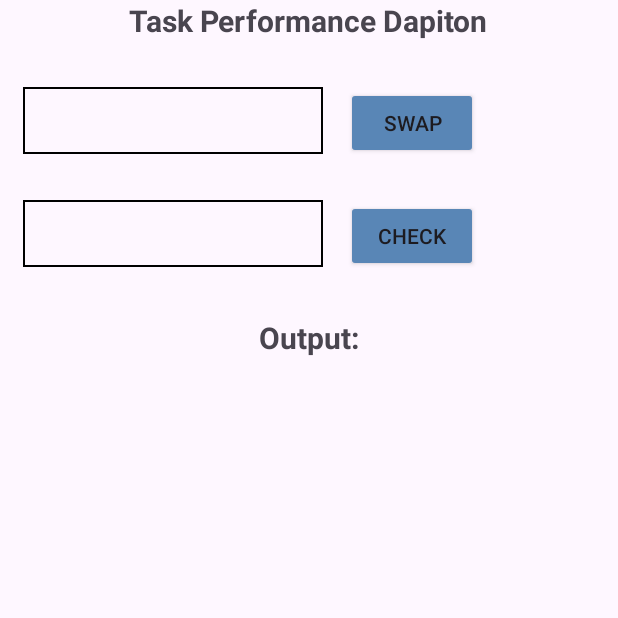
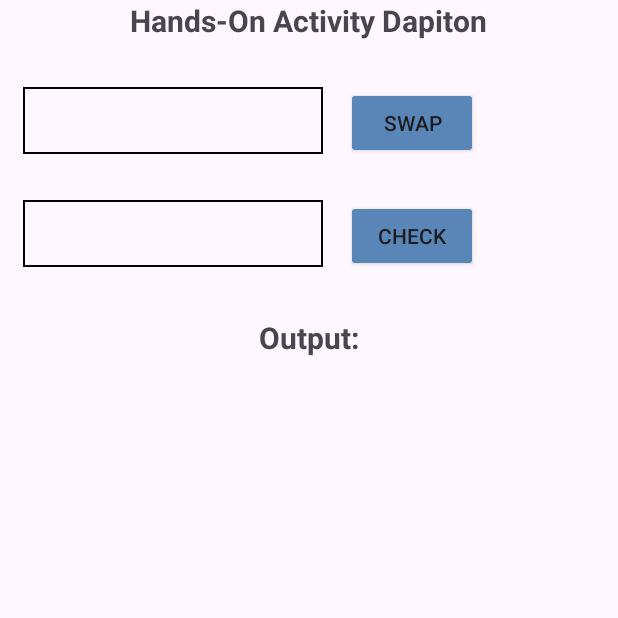
Before and after one commit to caesar0016/swapperAndroid, an Android app: the screen it shows after launch (MainActivity), on a phone screen of 412 x 824 dp, the top half of it. Run offline under Robolectric (Android 15) with nearby library versions, the phone set to English and light mode, and no system bars.

Commit message:
Replacing the label as Hands-On activity_main.xml

```diff
--- a/app/src/main/res/layout/activity_main.xml
+++ b/app/src/main/res/layout/activity_main.xml
@@ -15,7 +15,7 @@
         android:layout_height="wrap_content"
         android:layout_centerHorizontal="true"
         android:layout_marginBottom="15dp"
-        android:text="Task Performance Dapiton"
+        android:text="Hands-On Activity Dapiton"
         android:textSize="20dp"
         android:textStyle="bold" />
 
```
